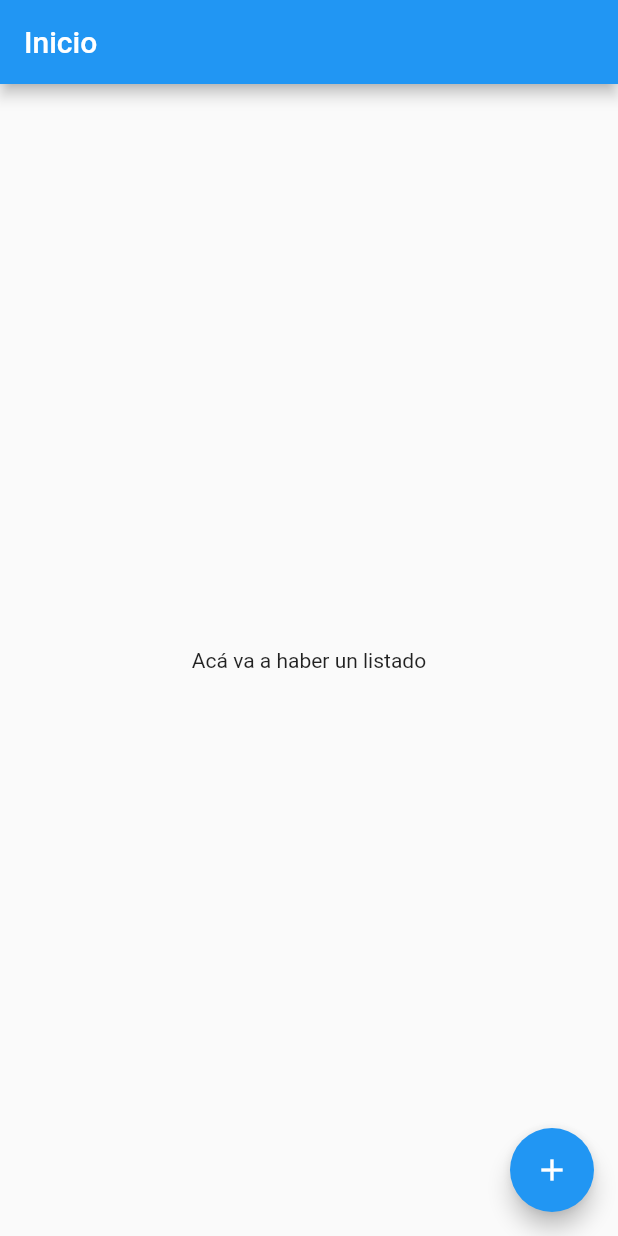
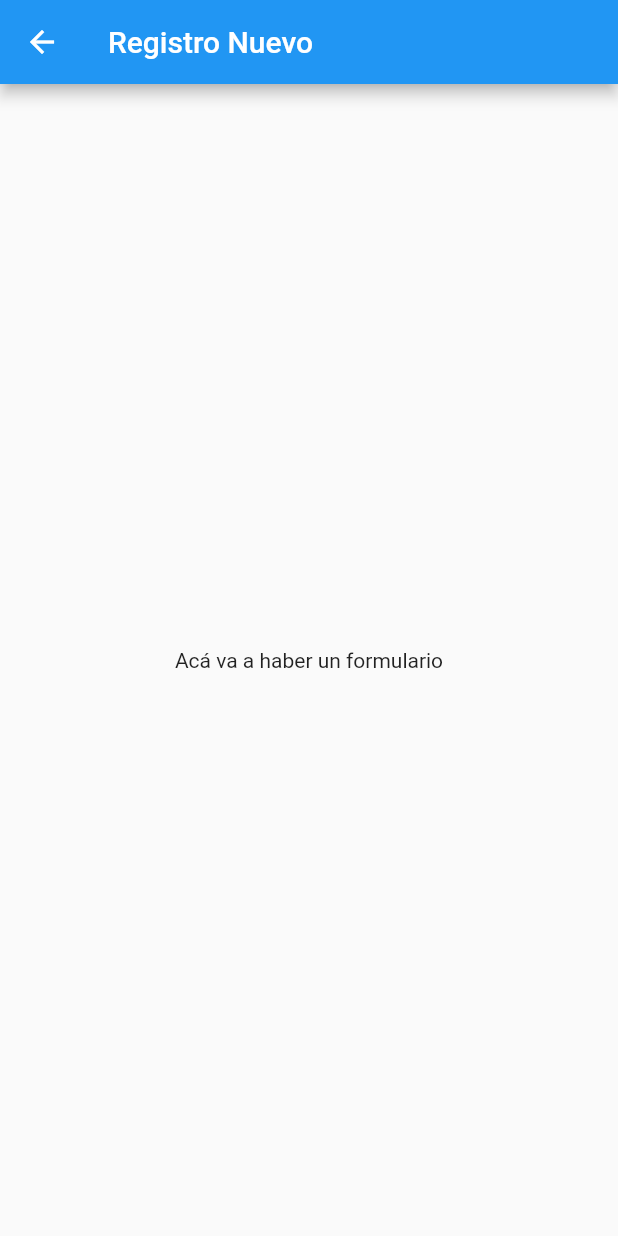
Before and after one commit to Marcoo09/inmobiliaria_uy, a Flutter app: the screen it shows after launch, after a tap on the "add" icon, on a phone screen of 412 x 824 dp. Run offline on Flutter 3.47's test engine with Material 2 defaults, Android fonts, the phone set to English and light mode, and no system bars.

Commit message:
new register screen

```diff
--- a/lib/src/scenes/home/home.dart
+++ b/lib/src/scenes/home/home.dart
@@ -1,4 +1,5 @@
 import 'package:flutter/material.dart';
+import 'package:inmobiliariauy/src/scenes/newRegister/newRegister.dart';
 
 class Home extends StatelessWidget {
 
@@ -19,8 +20,11 @@ class Home extends StatelessWidget {
         ),
       ),
       floatingActionButton: FloatingActionButton(
-        onPressed: () => {
-
+        onPressed: () {
+          Navigator.push(
+           context,
+           MaterialPageRoute(builder: (context) => NewRegister()),
+          );
         },
         tooltip: 'Nuevo registro',
         child: Icon(Icons.add),
--- /dev/null
+++ b/lib/src/scenes/newRegister/newRegister.dart
@@ -0,0 +1,23 @@
+import 'package:flutter/material.dart';
+
+class NewRegister extends StatelessWidget {
+
+  @override
+  Widget build(BuildContext context) {
+    return Scaffold(
+      appBar: AppBar(
+        title: Text('Registro Nuevo'),
+      ),
+      body: Center(
+        child: Column(
+          mainAxisAlignment: MainAxisAlignment.center,
+          children: <Widget>[
+            Text(
+              'Acá va a haber un formulario',
+            ),
+          ],
+        ),
+      ),
+    );
+  }
+}
```
